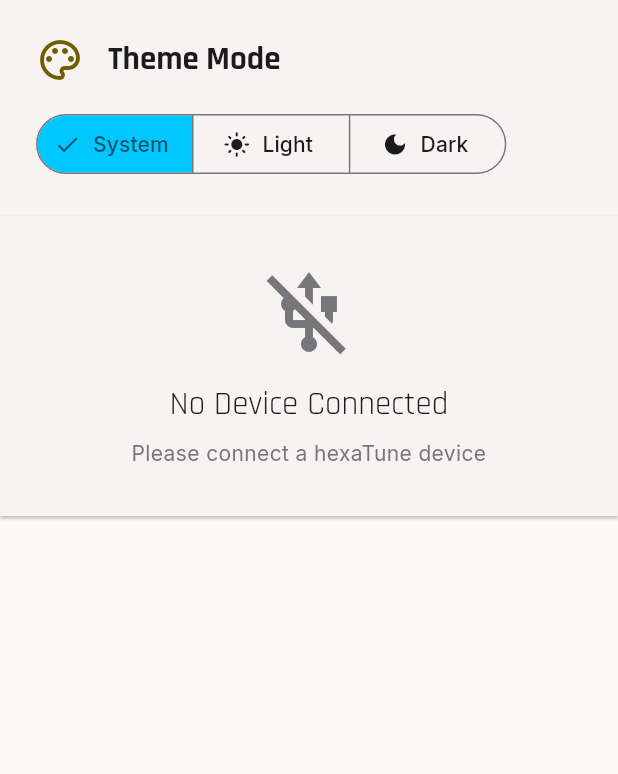
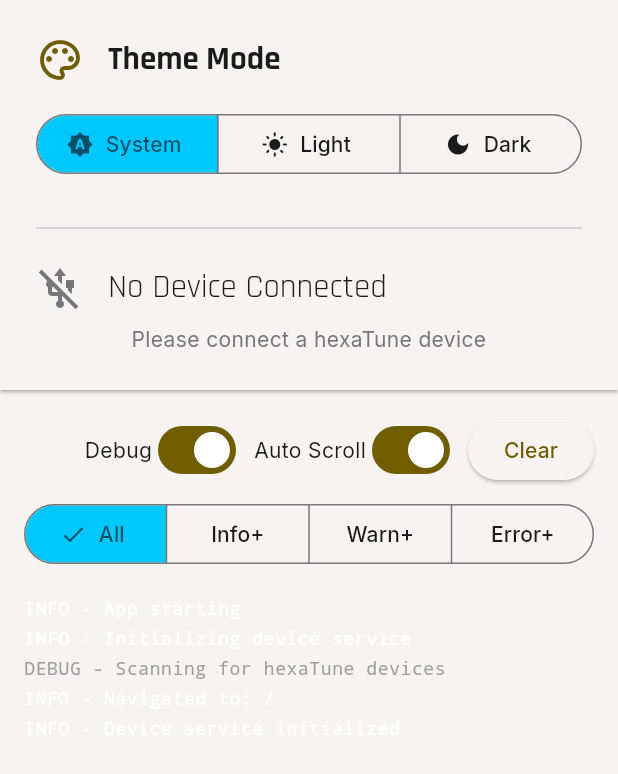
Before and after one commit to hTuneSys/hexaGenApp, a Flutter app: the SettingsPage widget shown alone on an empty page, opened directly, on a phone screen of 412 x 824 dp. Shown: the top 774 px of the screen. Run offline on Flutter 3.47's test engine with Material 3 defaults, Android fonts, the phone set to English and light mode, and no system bars; our stand-ins replace google_fonts, material_symbols_icons, shared_preferences; missing offline and left inert: flutter_midi_command; accounts and stored records are empty; statements that could not run were skipped.

Commit message:
feat(freq): added log monitor
Log monitor added for debug mode

```diff
--- a/hexagenapp/lib/src/pages/settings.dart
+++ b/hexagenapp/lib/src/pages/settings.dart
@@ -5,10 +5,36 @@
 import 'package:hexagenapp/l10n/app_localizations.dart';
 import 'package:hexagenapp/src/core/service/device_service.dart';
 import 'package:hexagenapp/src/core/service/storage_service.dart';
+import 'package:hexagenapp/src/core/service/log_service.dart';
 import 'package:hexagenapp/src/core/error/error.dart';
 
-class SettingsPage extends StatelessWidget {
+class SettingsPage extends StatefulWidget {
   const SettingsPage({super.key});
+
+  @override
+  State<SettingsPage> createState() => _SettingsPageState();
+}
+
+class _SettingsPageState extends State<SettingsPage> {
+  final ScrollController _logScrollController = ScrollController();
+  bool _autoScroll = true;
+  LogLevel? _minLogLevel;
+
+  @override
+  void dispose() {
+    _logScrollController.dispose();
+    super.dispose();
+  }
+
+  void _scrollToBottom() {
+    if (_autoScroll && _logScrollController.hasClients) {
+      _logScrollController.animateTo(
+        _logScrollController.position.maxScrollExtent,
+        duration: const Duration(milliseconds: 300),
+        curve: Curves.easeOut,
+      );
+    }
+  }
 
   @override
   Widget build(BuildContext context) {
@@ -17,20 +43,26 @@
     final lang = AppLocalizations.of(context)!;
 
     return AnimatedBuilder(
-      animation: Listenable.merge([deviceService, storageService]),
+      animation: Listenable.merge([deviceService, storageService, logger]),
       builder: (context, _) {
         if (!deviceService.isInitialized || !storageService.isInitialized) {
           return const Center(child: CircularProgressIndicator());
         }
 
+        // Scroll to bottom when logs update
+        WidgetsBinding.instance.addPostFrameCallback((_) => _scrollToBottom());
+
         return RefreshIndicator(
           onRefresh: deviceService.refresh,
-          child: ListView(
-            children: [
-              _buildThemeCard(context, lang, storageService),
-              deviceService.currentDevice == null
-                  ? _buildNoDeviceCard(context, lang)
-                  : _buildDeviceCard(context, lang, deviceService),
+          child: CustomScrollView(
+            slivers: [
+              SliverToBoxAdapter(
+                child: _buildTopCard(context, lang, storageService, deviceService),
+              ),
+              SliverFillRemaining(
+                hasScrollBody: true,
+                child: _buildLogMonitorCard(context, lang),
+              ),
             ],
           ),
         );
@@ -38,10 +70,13 @@
     );
   }
 
-  Widget _buildThemeCard(
+
+
+  Widget _buildTopCard(
     BuildContext context,
     AppLocalizations lang,
     StorageService storageService,
+    DeviceService deviceService,
   ) {
     return Card(
       margin: EdgeInsets.zero,
@@ -51,6 +86,7 @@
         child: Column(
           crossAxisAlignment: CrossAxisAlignment.start,
           children: [
+            // Theme section
             Row(
               children: [
                 Icon(
@@ -61,14 +97,17 @@
                 const SizedBox(width: 16),
                 Text(
                   lang.themeMode,
-                  style: Theme.of(
-                    context,
-                  ).textTheme.titleLarge?.copyWith(fontWeight: FontWeight.bold),
+                  style: Theme.of(context).textTheme.titleLarge?.copyWith(
+                    fontWeight: FontWeight.bold,
+                  ),
                 ),
               ],
             ),
             const SizedBox(height: 16),
-            SegmentedButton<String>(
+            SizedBox(
+              width: double.infinity,
+              child: SegmentedButton<String>(
+                showSelectedIcon: false,
                 segments: [
                   ButtonSegment(
                     value: 'system',
@@ -91,39 +130,51 @@
                   storageService.setThemeMode(selected.first);
                 },
               ),
+            ),
+            const SizedBox(height: 24),
+            const Divider(),
+            const SizedBox(height: 16),
+            // Device section
+            deviceService.currentDevice == null
+                ? _buildNoDeviceContent(context, lang)
+                : _buildDeviceContent(context, lang, deviceService),
           ],
         ),
       ),
     );
   }
 
-  Widget _buildNoDeviceCard(BuildContext context, AppLocalizations lang) {
-    return Card(
-      margin: EdgeInsets.zero,
-      shape: const RoundedRectangleBorder(borderRadius: BorderRadius.zero),
-      child: Padding(
-        padding: const EdgeInsets.all(32.0),
-        child: Column(
+  Widget _buildNoDeviceContent(BuildContext context, AppLocalizations lang) {
+    return Column(
       mainAxisSize: MainAxisSize.min,
       children: [
-            Icon(Icons.usb_off, size: 64, color: Theme.of(context).colorScheme.outline),
-            const SizedBox(height: 16),
-            Text(lang.deviceNoDeviceConnected, style: Theme.of(context).textTheme.titleLarge),
+        Row(
+          children: [
+            Icon(
+              Icons.usb_off,
+              size: 32,
+              color: Theme.of(context).colorScheme.outline,
+            ),
+            const SizedBox(width: 16),
+            Text(
+              lang.deviceNoDeviceConnected,
+              style: Theme.of(context).textTheme.titleLarge,
+            ),
+          ],
+        ),
         const SizedBox(height: 8),
         Text(
           lang.devicePleaseConnect,
-              style: Theme.of(
-                context,
-              ).textTheme.bodyMedium?.copyWith(color: Theme.of(context).colorScheme.outline),
+          style: Theme.of(context).textTheme.bodyMedium?.copyWith(
+            color: Theme.of(context).colorScheme.outline,
+          ),
           textAlign: TextAlign.center,
         ),
       ],
-        ),
-      ),
     );
   }
 
-  Widget _buildDeviceCard(
+  Widget _buildDeviceContent(
     BuildContext context,
     AppLocalizations lang,
     DeviceService deviceService,
@@ -139,19 +190,14 @@
 
     final colorScheme = Theme.of(context).colorScheme;
 
-    return Card(
-      margin: EdgeInsets.zero,
-      shape: const RoundedRectangleBorder(borderRadius: BorderRadius.zero),
-      child: Padding(
-        padding: const EdgeInsets.all(24.0),
-        child: Row(
+    return Row(
       children: [
         Icon(
           Icons.usb,
-              size: 48,
+          size: 24,
           color: deviceService.isConnected ? colorScheme.primary : colorScheme.outline,
         ),
-            const SizedBox(width: 24),
+        const SizedBox(width: 12),
         Expanded(
           child: Column(
             crossAxisAlignment: CrossAxisAlignment.start,
@@ -159,19 +205,24 @@
             children: [
               Text(
                 brand,
-                    style: Theme.of(
-                      context,
-                    ).textTheme.headlineSmall?.copyWith(fontWeight: FontWeight.bold),
+                style: Theme.of(context).textTheme.titleMedium?.copyWith(
+                  fontWeight: FontWeight.bold,
                 ),
-                  if (model.isNotEmpty) ...[
-                    const SizedBox(height: 4),
-                    Text(model, style: Theme.of(context).textTheme.titleMedium),
+                maxLines: 1,
+                overflow: TextOverflow.ellipsis,
+              ),
+              if (model.isNotEmpty)
+                Text(
+                  model,
+                  style: Theme.of(context).textTheme.bodyMedium,
+                  maxLines: 1,
+                  overflow: TextOverflow.ellipsis,
+                ),
             ],
-                  const SizedBox(height: 12),
+          ),
+        ),
+        const SizedBox(width: 12),
         if (deviceService.waitingForResponse)
-                    Row(
-                      mainAxisSize: MainAxisSize.min,
-                      children: [
           SizedBox(
             height: 16,
             width: 16,
@@ -179,26 +230,17 @@
               strokeWidth: 2,
               color: colorScheme.primary,
             ),
-                        ),
-                        const SizedBox(width: 8),
-                        Text(
-                          lang.deviceQueryingVersion,
-                          style: Theme.of(
-                            context,
-                          ).textTheme.bodyMedium?.copyWith(color: colorScheme.onSurfaceVariant),
-                        ),
-                      ],
           )
         else if (deviceService.deviceVersion != null)
           Container(
-                      padding: const EdgeInsets.symmetric(horizontal: 12, vertical: 6),
+            padding: const EdgeInsets.symmetric(horizontal: 8, vertical: 4),
             decoration: BoxDecoration(
               color: colorScheme.primaryContainer,
-                        borderRadius: BorderRadius.circular(8),
+              borderRadius: BorderRadius.circular(6),
             ),
             child: Text(
-                        lang.deviceVersion(deviceService.deviceVersion!),
-                        style: Theme.of(context).textTheme.titleSmall?.copyWith(
+              deviceService.deviceVersion!,
+              style: Theme.of(context).textTheme.bodySmall?.copyWith(
                 color: colorScheme.onPrimaryContainer,
                 fontWeight: FontWeight.w500,
               ),
@@ -206,28 +248,123 @@
           )
         else if (deviceService.deviceError != null)
           Container(
-                      padding: const EdgeInsets.symmetric(horizontal: 12, vertical: 6),
+            padding: const EdgeInsets.symmetric(horizontal: 8, vertical: 4),
             decoration: BoxDecoration(
               color: colorScheme.errorContainer,
-                        borderRadius: BorderRadius.circular(8),
+              borderRadius: BorderRadius.circular(6),
             ),
             child: Text(
-                        lang.deviceError(
-                          deviceService.deviceError!.getLocalizedMessage(lang),
               deviceService.deviceError!.code,
-                        ),
-                        style: Theme.of(context).textTheme.bodyMedium?.copyWith(
+              style: Theme.of(context).textTheme.bodySmall?.copyWith(
                 color: colorScheme.onErrorContainer,
                 fontWeight: FontWeight.w500,
               ),
             ),
+          )
+        else
+          const SizedBox.shrink(),
+      ],
+    );
+  }
+
+  Widget _buildLogMonitorCard(BuildContext context, AppLocalizations lang) {
+    final logs = logger.getRecentLogs(count: 100, minLevel: _minLogLevel);
+
+    return Card(
+      margin: EdgeInsets.zero,
+      shape: const RoundedRectangleBorder(borderRadius: BorderRadius.zero),
+      child: Padding(
+        padding: const EdgeInsets.all(16.0),
+        child: Column(
+          crossAxisAlignment: CrossAxisAlignment.start,
+          children: [
+            Row(
+              children: [
+                const Spacer(),
+                const Text('Debug'),
+                Switch(
+                  value: logger.debugMode,
+                  onChanged: (value) => logger.debugMode = value,
+                ),
+                const SizedBox(width: 8),
+                const Text('Auto Scroll'),
+                Switch(
+                  value: _autoScroll,
+                  onChanged: (value) => setState(() => _autoScroll = value),
+                ),
+                const SizedBox(width: 8),
+                ElevatedButton(
+                  onPressed: () => logger.clearHistory(),
+                  child: const Text('Clear'),
                 ),
               ],
             ),
+            const SizedBox(height: 8),
+            SizedBox(
+              width: double.infinity,
+              child: SegmentedButton<LogLevel?>(
+                segments: const [
+                  ButtonSegment(value: null, label: Text('All')),
+                  ButtonSegment(value: LogLevel.info, label: Text('Info+')),
+                  ButtonSegment(value: LogLevel.warning, label: Text('Warn+')),
+                  ButtonSegment(value: LogLevel.error, label: Text('Error+')),
+                ],
+                selected: {_minLogLevel},
+                onSelectionChanged: (Set<LogLevel?> selected) {
+                  setState(() => _minLogLevel = selected.first);
+                },
               ),
+            ),
+            const SizedBox(height: 16),
+            Expanded(
+              child: logs.isEmpty
+                  ? Center(
+                      child: Text(
+                        'No logs yet',
+                        style: Theme.of(context).textTheme.bodyLarge?.copyWith(
+                          color: Theme.of(context).colorScheme.outline,
+                        ),
+                      ),
+                    )
+                  : ListView.builder(
+                      controller: _logScrollController,
+                      itemCount: logs.length,
+                      itemBuilder: (context, index) {
+                        final log = logs[index];
+                        return Padding(
+                          padding: const EdgeInsets.symmetric(vertical: 2.0),
+                          child: Text(
+                            log.toString(),
+                            style: Theme.of(context).textTheme.bodySmall?.copyWith(
+                              fontFamily: 'monospace',
+                              color: _getLogColor(context, log.level),
+                            ),
+                          ),
+                        );
+                      },
+                    ),
+            ),
+            const SizedBox(height: 20), // Space for FAB
           ],
         ),
       ),
     );
   }
+
+  Color _getLogColor(BuildContext context, LogLevel level) {
+    switch (level) {
+      case LogLevel.debug:
+        return Colors.grey;
+      case LogLevel.info:
+        return Colors.white;
+      case LogLevel.warning:
+        return Colors.yellow;
+      case LogLevel.error:
+        return Colors.red;
+      case LogLevel.critical:
+        return Colors.red;
     }
+  }
+
+
+}
```
Also changed, not shown: hexagenapp/lib/src/core/service/log_service.dart (+11 -6 lines). Lines whose indentation alone changed are shown as unchanged.
